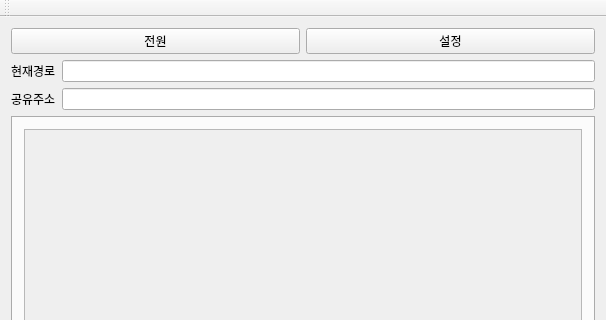
Before: the Qt Designer form ShareLib/ShareLib.ui in neropsys/ShareLib, drawn with Qt 5; both pictures show x 0 to 606 and y 0 to 320 of the 606 by 531 pixel window.
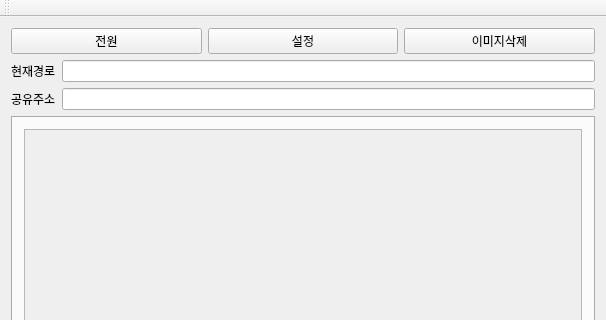
After: the same form once the commit is applied. Custom widgets are drawn as their Qt base class.

Commit message: correct deletion of image labels

The edit to the form file:
```diff
--- a/ShareLib/ShareLib.ui
+++ b/ShareLib/ShareLib.ui
@@ -37,6 +37,13 @@
         </property>
        </widget>
       </item>
+      <item>
+       <widget class="QPushButton" name="deleteAllBtn">
+        <property name="text">
+         <string>이미지삭제</string>
+        </property>
+       </widget>
+      </item>
      </layout>
     </item>
     <item>
```
The commit also changes 4 other files.
